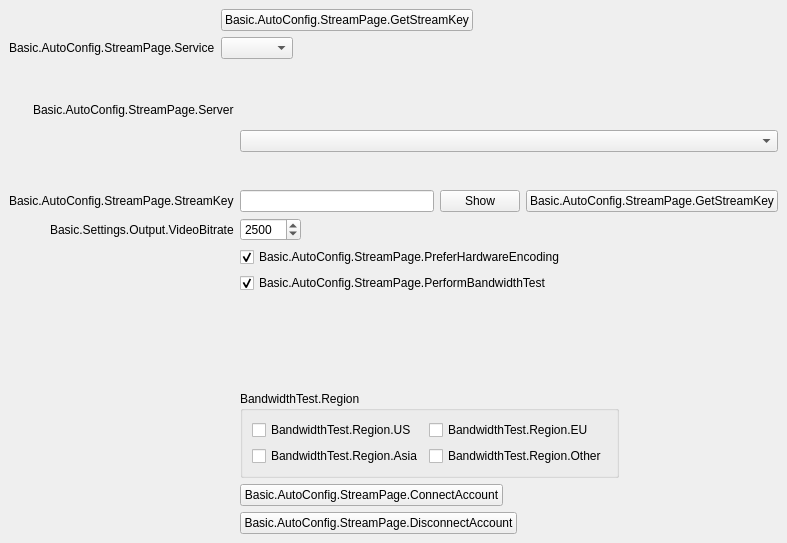
ushadow/obs-studio, file UI/forms/AutoConfigStreamPage.ui: the form before one commit.
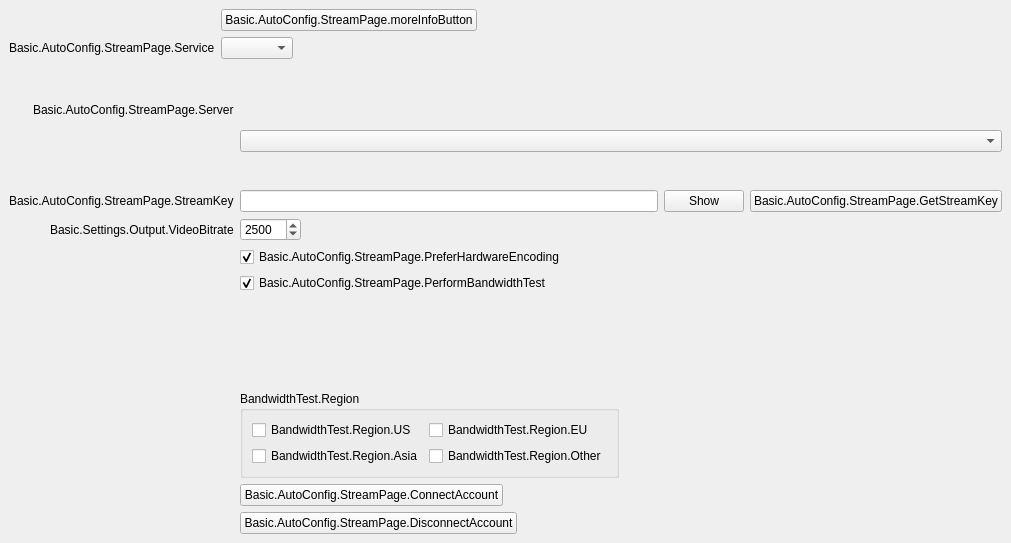
The form after the commit. Custom widgets are drawn as their Qt base class.

Commit message:
UI: Add UpdateMoreInfoLink as moreInfo click event
The urlPushButton has a function UpdateKeyInfo list
which is called whenever the service menu is toggled to
a different service. UpdateMoreInfoLink is a comparable
function for the moreInfoButton, updating the
more_info_link per selected service.

```diff
--- a/UI/forms/AutoConfigStreamPage.ui
+++ b/UI/forms/AutoConfigStreamPage.ui
@@ -6,7 +6,7 @@
    <rect>
     <x>0</x>
     <y>0</y>
-    <width>787</width>
+    <width>1011</width>
     <height>543</height>
    </rect>
   </property>
@@ -92,7 +92,7 @@
       <item row="0" column="1">
        <widget class="UrlPushButton" name="moreInfoButton">
         <property name="text">
-         <string>Basic.AutoConfig.StreamPage.GetStreamKey</string>
+         <string>Basic.AutoConfig.StreamPage.moreInfoButton</string>
         </property>
        </widget>
       </item>
```
Left out of the diff: 14 changed lines with no effect on the pictures. The commit also changes 1 other file.
